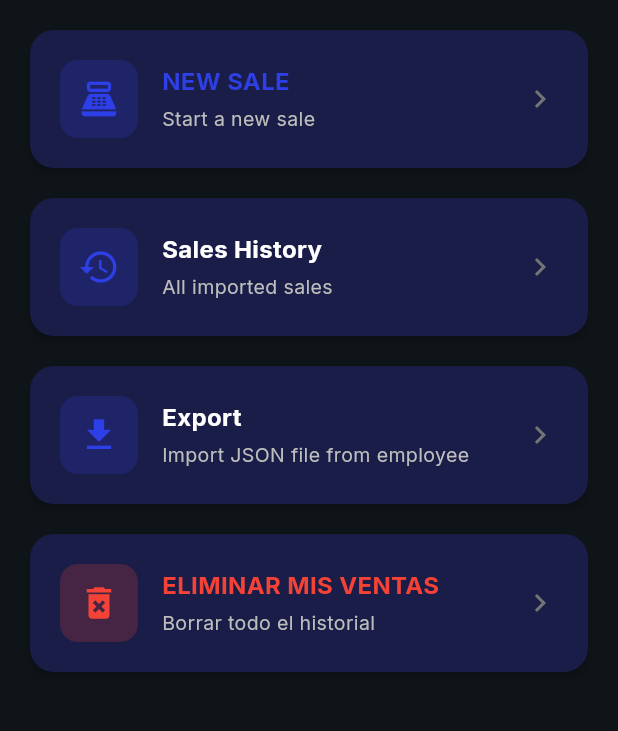
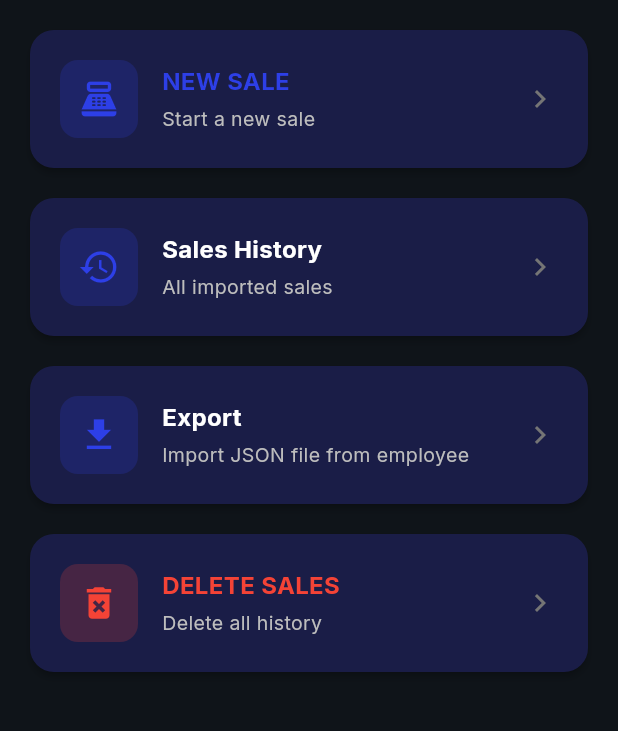
Before and after one commit to Delgado74/lachispa-pos, a Flutter app: the HomeDependienteScreen screen opened by its route, on a phone screen of 412 x 824 dp, the part 84-815 px from its top. Run offline on Flutter 3.47's test engine with Material 3 defaults, Android fonts, the phone set to English and light mode, and no system bars; our stand-ins replace dio, file_picker, google_fonts, qr_flutter, share_plus, shared_preferences and 1 more; missing offline and left inert: mobile_scanner; accounts and stored records are empty.

Commit message:
fix: i18n for delete sales button and subtitle in employee panel
- Update delete_sales and delete_sales_subtitle keys in all languages
- Update employee panel to use l10n instead of hardcoded Spanish

```diff
--- a/lib/l10n/app_de.arb
+++ b/lib/l10n/app_de.arb
@@ -25,8 +25,8 @@
   "import_sales_subtitle": "JSON-Datei vom Mitarbeiter importieren",
   "view_history": "VERLAUF ANZEIGEN",
   "view_history_subtitle": "Alle importierten Verkäufe",
-  "delete_sales": "DATENBANK LÖSCHEN",
-  "delete_sales_subtitle": "Importierte Verkäufe löschen",
+  "delete_sales": "VERKÄUFE LÖSCHEN",
+  "delete_sales_subtitle": "Gesamten Verlauf löschen",
   "delete_imported_db": "Importierte DB löschen",
   "delete_all_imported_confirm": "Alle importierten Verkäufe löschen?",
   "cancel_button": "Abbrechen",
--- a/lib/l10n/app_en.arb
+++ b/lib/l10n/app_en.arb
@@ -25,8 +25,8 @@
   "import_sales_subtitle": "Import JSON file from employee",
   "view_history": "VIEW HISTORY",
   "view_history_subtitle": "All imported sales",
-  "delete_sales": "DELETE DB",
-  "delete_sales_subtitle": "Delete imported sales",
+  "delete_sales": "DELETE SALES",
+  "delete_sales_subtitle": "Delete all history",
   "delete_imported_db": "Delete Imported DB",
   "delete_all_imported_confirm": "Delete all imported sales?",
   "cancel_button": "Cancel",
--- a/lib/l10n/app_es.arb
+++ b/lib/l10n/app_es.arb
@@ -25,8 +25,8 @@
   "import_sales_subtitle": "Importar archivo JSON de dependiente",
   "view_history": "VER HISTORIAL",
   "view_history_subtitle": "Todas las ventas importadas",
-  "delete_sales": "ELIMINAR BD",
-  "delete_sales_subtitle": "Borrar ventas importadas",
+  "delete_sales": "ELIMINAR VENTAS",
+  "delete_sales_subtitle": "Borrar todo el historial",
   "delete_imported_db": "Eliminar BD Importadas",
   "delete_all_imported_confirm": "¿Eliminar todas las ventas importadas?",
   "cancel_button": "Cancelar",
--- a/lib/l10n/app_fr.arb
+++ b/lib/l10n/app_fr.arb
@@ -25,8 +25,8 @@
   "import_sales_subtitle": "Importer fichier JSON de l'employé",
   "view_history": "VOIR HISTORIQUE",
   "view_history_subtitle": "Toutes les ventes importées",
-  "delete_sales": "SUPPRIMER BDD",
-  "delete_sales_subtitle": "Supprimer les ventes importées",
+  "delete_sales": "SUPPRIMER VENTES",
+  "delete_sales_subtitle": "Supprimer tout l'historique",
   "delete_imported_db": "Supprimer BDD importée",
   "delete_all_imported_confirm": "Supprimer toutes les ventes importées?",
   "cancel_button": "Annuler",
--- a/lib/l10n/app_it.arb
+++ b/lib/l10n/app_it.arb
@@ -25,8 +25,8 @@
   "import_sales_subtitle": "Importa file JSON dal dipendente",
   "view_history": "VISUALIZZA CRONOLOGIA",
   "view_history_subtitle": "Tutte le vendite importate",
-  "delete_sales": "ELIMINA DB",
-  "delete_sales_subtitle": "Elimina vendite importate",
+  "delete_sales": "ELIMINA VENDITE",
+  "delete_sales_subtitle": "Elimina tutta la cronologia",
   "delete_imported_db": "Elimina DB importato",
   "delete_all_imported_confirm": "Eliminare tutte le vendite importate?",
   "cancel_button": "Annulla",
--- a/lib/l10n/app_ja.arb
+++ b/lib/l10n/app_ja.arb
@@ -25,8 +25,8 @@
   "import_sales_subtitle": "従業員のJSONファイルをインポート",
   "view_history": "履歴を見る",
   "view_history_subtitle": "インポートされたすべての売上",
-  "delete_sales": "DB削除",
-  "delete_sales_subtitle": "インポートされた売上を削除",
+  "delete_sales": "売上を削除",
+  "delete_sales_subtitle": "すべての履歴を削除",
   "delete_imported_db": "インポートDBを削除",
   "delete_all_imported_confirm": "すべてのインポートされた売上を削除しますか？",
   "cancel_button": "キャンセル",
--- a/lib/l10n/app_pt.arb
+++ b/lib/l10n/app_pt.arb
@@ -25,8 +25,8 @@
   "import_sales_subtitle": "Importar arquivo JSON do funcionário",
   "view_history": "VER HISTÓRICO",
   "view_history_subtitle": "Todas as vendas importadas",
-  "delete_sales": "EXCLUIR BD",
-  "delete_sales_subtitle": "Excluir vendas importadas",
+  "delete_sales": "EXCLUIR VENDAS",
+  "delete_sales_subtitle": "Excluir todo o histórico",
   "delete_imported_db": "Excluir BD Importado",
   "delete_all_imported_confirm": "Excluir todas as vendas importadas?",
   "cancel_button": "Cancelar",
--- a/lib/l10n/app_ru.arb
+++ b/lib/l10n/app_ru.arb
@@ -25,8 +25,8 @@
   "import_sales_subtitle": "Импорт JSON файла от сотрудника",
   "view_history": "ИСТОРИЯ",
   "view_history_subtitle": "Все импортированные продажи",
-  "delete_sales": "УДАЛИТЬ БД",
-  "delete_sales_subtitle": "Удалить импортированные продажи",
+  "delete_sales": "УДАЛИТЬ ПРОДАЖИ",
+  "delete_sales_subtitle": "Удалить всю историю",
   "delete_imported_db": "Удалить импортированную БД",
   "delete_all_imported_confirm": "Удалить все импортированные продажи?",
   "cancel_button": "Отмена",
--- a/lib/screens/home_dependiente_screen.dart
+++ b/lib/screens/home_dependiente_screen.dart
@@ -176,8 +176,8 @@ class _HomeDependienteScreenState extends State<HomeDependienteScreen> {
             const SizedBox(height: 12),
             _MenuCard(
               icon: Icons.delete_forever,
-              title: 'ELIMINAR MIS VENTAS',
-              subtitle: 'Borrar todo el historial',
+              title: l10n.delete_sales,
+              subtitle: l10n.delete_sales_subtitle,
               color: Colors.red,
               onTap: _showDeleteConfirmation,
             ),
```
Also changed, not shown: lib/l10n/generated/app_localizations.dart, lib/l10n/generated/app_localizations_de.dart, lib/l10n/generated/app_localizations_en.dart, lib/l10n/generated/app_localizations_es.dart, lib/l10n/generated/app_localizations_fr.dart, lib/l10n/generated/app_localizations_it.dart, lib/l10n/generated/app_localizations_ja.dart, lib/l10n/generated/app_localizations_pt.dart, lib/l10n/generated/app_localizations_ru.dart.
